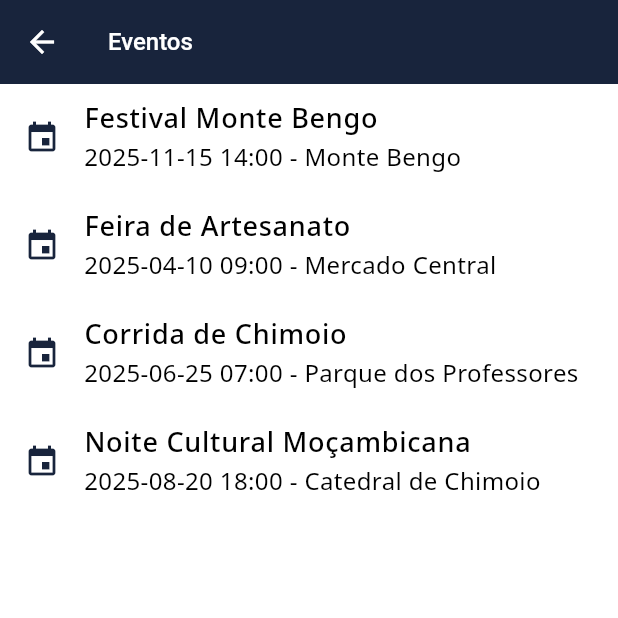
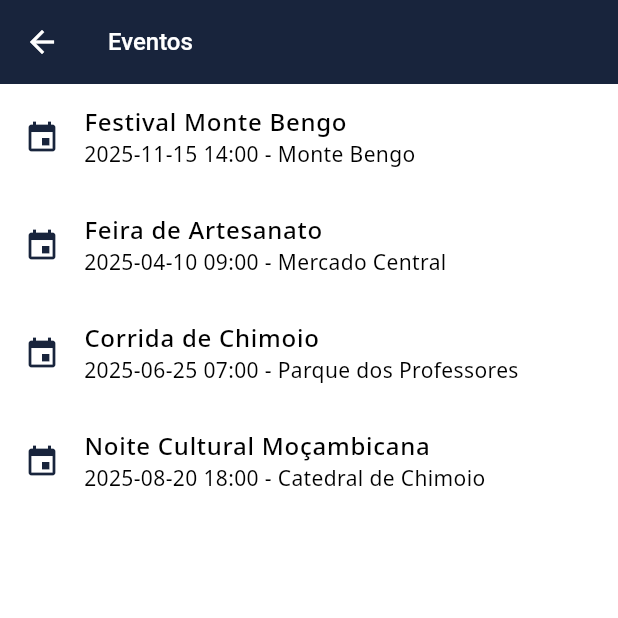
Before and after one commit to YMatique/chimoio_tour_guide, a Flutter app: the EventsScreen screen opened directly, on a phone screen of 412 x 824 dp, the top half of it. Run offline on Flutter 3.47's test engine with Material 3 defaults, Android fonts, the phone set to English and light mode, and no system bars; our stand-ins replace google_maps_flutter, location, sqflite; accounts and stored records are empty.

Commit message:
customizing event_screen

```diff
--- a/lib/screens/event_screen.dart
+++ b/lib/screens/event_screen.dart
@@ -23,8 +23,8 @@ class EventsScreen extends StatelessWidget {
               final event = events[index];
               return ListTile(
                 leading: Icon(Icons.event, color: Color(0xFF18243C)),
-                title: Text(event.name),
-                subtitle: Text('${event.dateTime} - ${event.location}'),
+                title: Text(event.name, style: TextStyle(fontSize: 16, fontWeight: FontWeight.w500),),
+                subtitle: Text('${event.dateTime} - ${event.location}', style: TextStyle(fontSize: 14, fontWeight: FontWeight.w400),),
                 onTap: () {
                   Navigator.push(
                     context,
```
